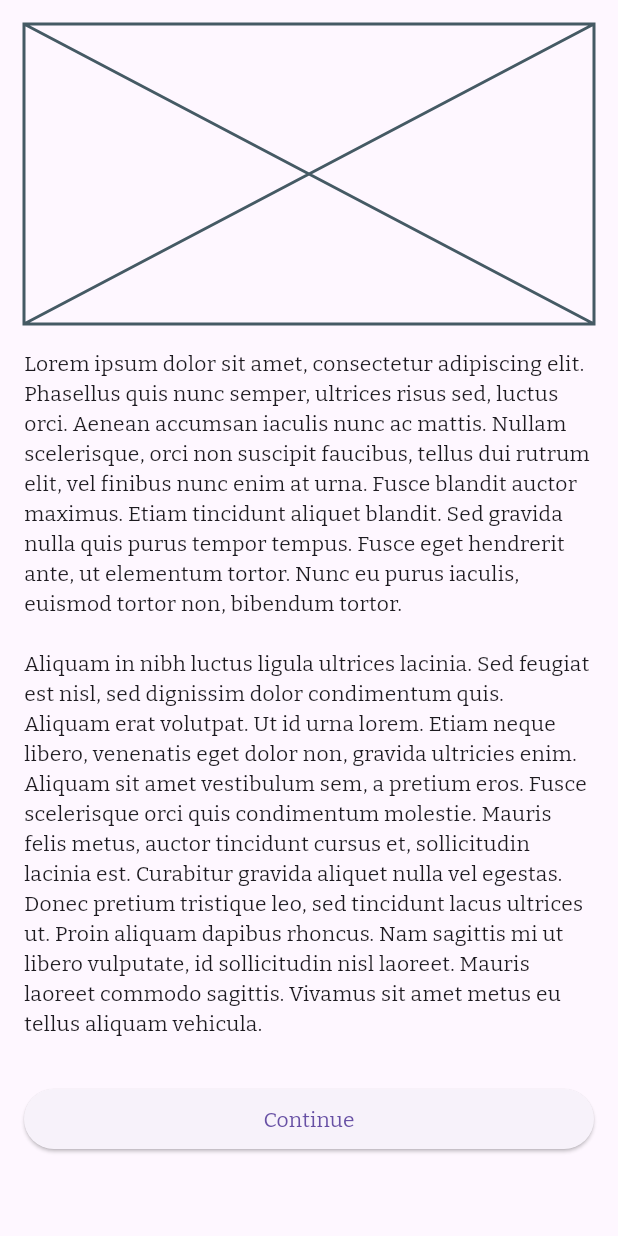
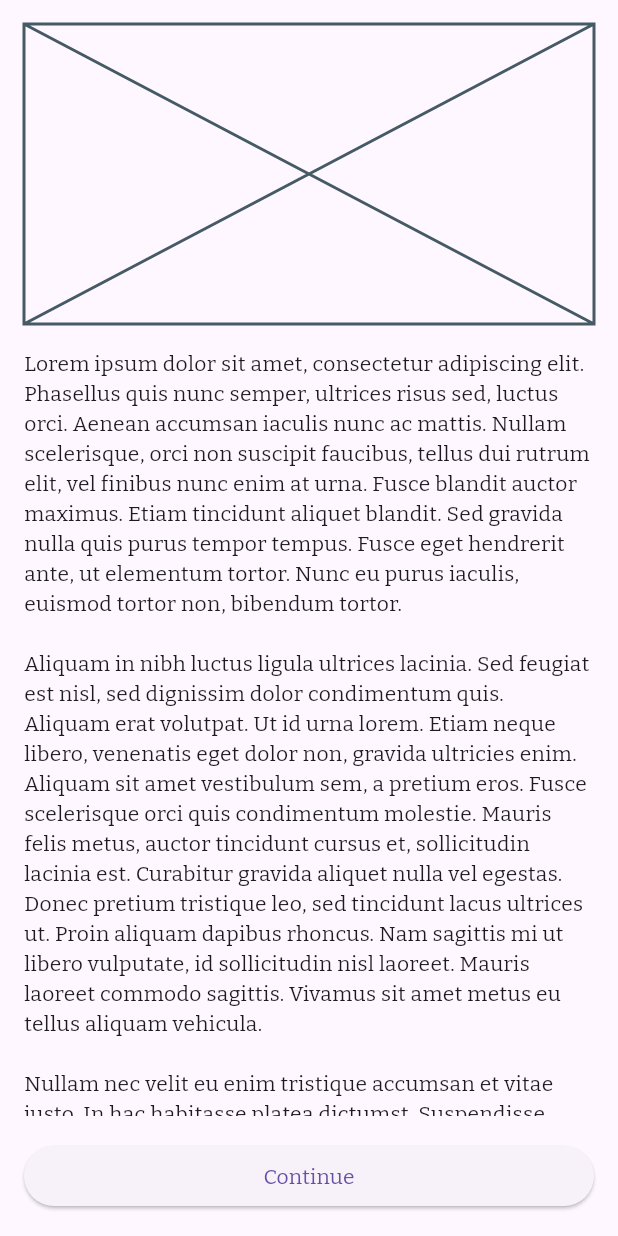
Before and after one commit to baolhq/soulforge, a Flutter app: the WelcomeScreen screen opened by its route, on a phone screen of 412 x 824 dp. Run offline on Flutter 3.47's test engine with Material 3 defaults, Android fonts, the phone set to English and light mode, and no system bars; our stand-ins replace drift, drift_flutter, fluttertoast; accounts and stored records are empty; generated files the repository leaves out were written again.

Commit message:
update welcome and creation screens

```diff
--- a/lib/screens/welcome.dart
+++ b/lib/screens/welcome.dart
@@ -2,6 +2,7 @@ import 'dart:async';
 
 import 'package:flutter/material.dart';
 import 'package:fluttertoast/fluttertoast.dart';
+import 'package:soulforge/screens/creation.dart';
 
 const text = """
 Lorem ipsum dolor sit amet, consectetur adipiscing elit. Phasellus quis nunc semper, ultrices risus sed, luctus orci. Aenean accumsan iaculis nunc ac mattis. Nullam scelerisque, orci non suscipit faucibus, tellus dui rutrum elit, vel finibus nunc enim at urna. Fusce blandit auctor maximus. Etiam tincidunt aliquet blandit. Sed gravida nulla quis purus tempor tempus. Fusce eget hendrerit ante, ut elementum tortor. Nunc eu purus iaculis, euismod tortor non, bibendum tortor.
@@ -48,6 +49,11 @@ class _WelcomeScreenState extends State<WelcomeScreen> {
         fontSize: 12.0);
   }
 
+  void _continue() {
+    Navigator.pushReplacement(
+        context, MaterialPageRoute(builder: (context) => CreationScreen()));
+  }
+
   @override
   void dispose() {
     _scrollController.dispose();
@@ -56,37 +62,54 @@ class _WelcomeScreenState extends State<WelcomeScreen> {
 
   @override
   Widget build(BuildContext context) {
+    final screenHeight = MediaQuery.of(context).size.height;
+    final availableHeight = screenHeight -
+        200 -
+        40 -
+        72; // 200 (image) + 40 (button) + 72 (paddings)
+
     return GestureDetector(
       onTap: _showToast,
+      onLongPress: _continue,
       child: Scaffold(
         body: SafeArea(
-          child: Container(
-              alignment: Alignment.center,
-              child: Column(
+          child: Stack(
+            children: [
+              Column(
                 children: [
                   Padding(padding: EdgeInsets.all(8)),
                   SizedBox(
                     width: MediaQuery.sizeOf(context).width - 32,
                     height: 200,
-                      child: const Placeholder()),
+                    child: const Placeholder(),
+                  ),
                   Padding(padding: EdgeInsets.all(8)),
                   SizedBox(
-                      width: MediaQuery.sizeOf(context).width - 32,
-                      height: MediaQuery.sizeOf(context).height - 350,
+                    height: availableHeight,
                     child: SingleChildScrollView(
                       controller: _scrollController,
-                          child: const Text(text))),
-                  Padding(padding: EdgeInsets.all(8)),
-                  ElevatedButton(
-                    onPressed: () {},
+                      child: const Padding(
+                        padding: EdgeInsets.symmetric(horizontal: 16),
+                        child: Text(text),
+                      ),
+                    ),
+                  ),
+                ],
+              ),
+              Positioned(
+                bottom: 16,
+                left: 16,
+                right: 16,
+                child: ElevatedButton(
+                  onPressed: _continue,
                   style: ElevatedButton.styleFrom(
-                      minimumSize:
-                          Size(MediaQuery.sizeOf(context).width - 32, 40),
+                    minimumSize: const Size(double.infinity, 40),
                   ),
                   child: const Text("Continue"),
-                  )
+                ),
+              ),
             ],
-              )),
+          ),
         ),
       ),
     );
```
Also changed, not shown: lib/main.dart (+7 -40 lines), lib/screens/creation.dart (+39 -13 lines). Lines whose indentation alone changed are shown as unchanged.
